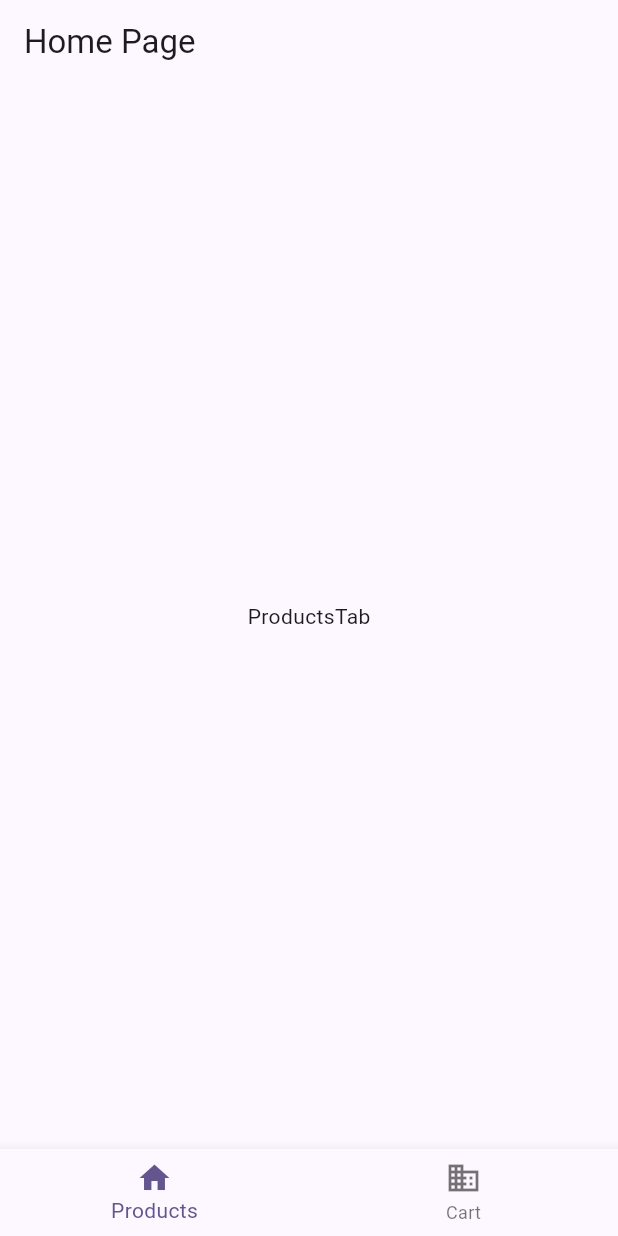
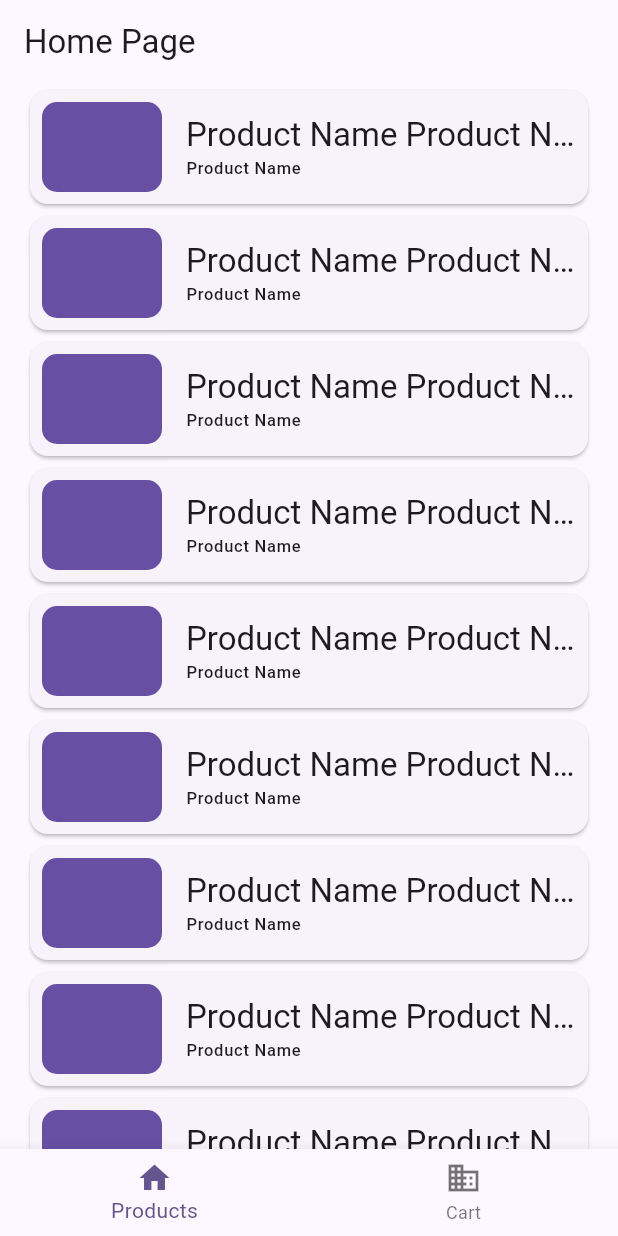
Before and after one commit to SASnigdho/flutter_products_view, a Flutter app: the screen it shows after launch, on a phone screen of 412 x 824 dp. Run offline on Flutter 3.47's test engine with Material 2 defaults, Android fonts, the phone set to English and light mode, and no system bars; our stand-ins replace dio, get; generated files the repository leaves out were written again; statements that could not run were skipped.

Commit message:
Products list page added.

```diff
--- a/lib/app/ui/pages/home_page/tabs/products_tab.dart
+++ b/lib/app/ui/pages/home_page/tabs/products_tab.dart
@@ -1,4 +1,5 @@
 import 'package:flutter/material.dart';
+import 'package:flutter_products_view/app/const/app_colors.dart';
 import 'package:flutter_products_view/app/controllers/product_controller.dart';
 import 'package:get/get.dart';
 
@@ -7,8 +8,48 @@ class ProductsTab extends GetView<ProductController> {
 
   @override
   Widget build(BuildContext context) {
-    return const Center(
-      child: Text('ProductsTab'),
+    return ListView.separated(
+      // shrinkWrap: true,
+      itemBuilder: (context, index) {
+        return Card(
+          child: InkWell(
+            borderRadius: BorderRadius.circular(10),
+            onTap: () {},
+            child: Padding(
+              padding: const EdgeInsets.all(8.0),
+              child: Row(
+                children: [
+                  Container(
+                    height: 60,
+                    width: 80,
+                    decoration: BoxDecoration(
+                      borderRadius: BorderRadius.circular(10),
+                      color: AppColors.primary,
+                    ),
+                    margin: const EdgeInsets.only(right: 16),
+                  ),
+                  Expanded(
+                    child: Column(
+                      crossAxisAlignment: CrossAxisAlignment.start,
+                      children: [
+                        Text(
+                          'Product Name Product Name Product Name Product Name',
+                          style: Get.textTheme.titleLarge,
+                          overflow: TextOverflow.ellipsis,
+                        ),
+                        Text('Product Name', style: Get.textTheme.labelSmall),
+                      ],
+                    ),
+                  ),
+                ],
+              ),
+            ),
+          ),
+        );
+      },
+      separatorBuilder: (context, index) => const SizedBox(),
+      itemCount: 100,
+      padding: const EdgeInsets.symmetric(horizontal: 16),
     );
   }
 }
```
